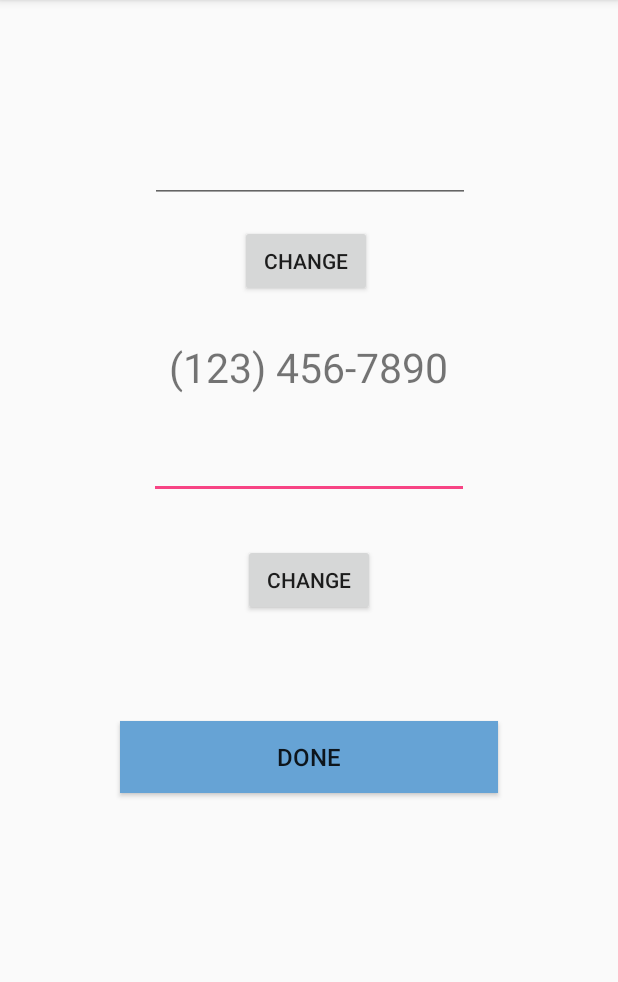
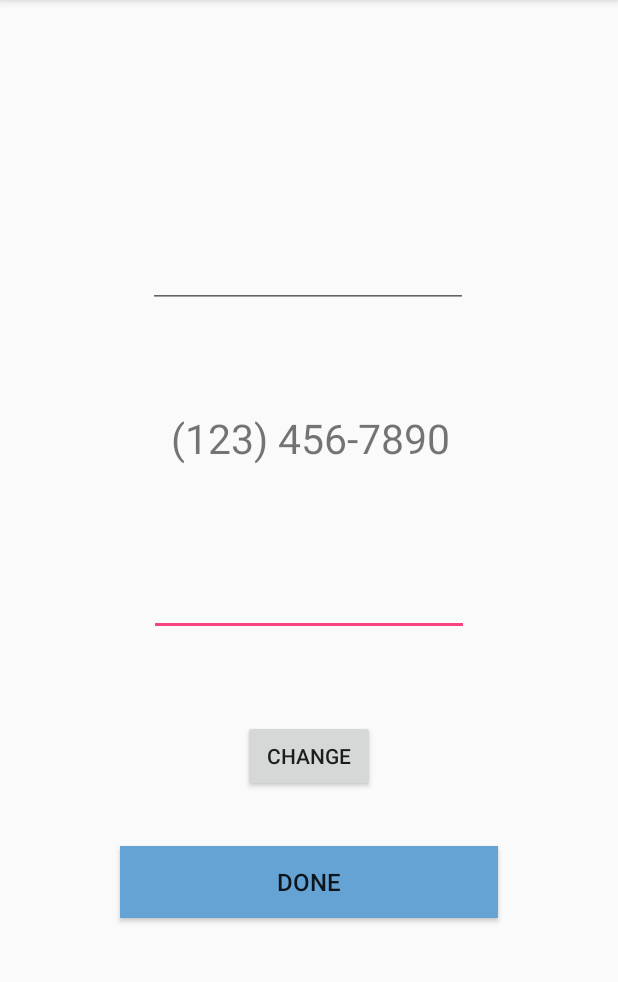
Before and after one commit to 53compromise/schoolSafely, an Android app: the ContactEditActivity screen opened directly, with no data from a screen before it, after a tap on "CHANGE", on a phone screen of 412 x 824 dp, the part 84-1066 px from its top. Run offline under Robolectric (Android 15) with nearby library versions, the phone set to English and light mode, and no system bars; our stand-ins replace Firebase (no records; nobody signed in at launch, a user with empty details on screens opened directly).

Commit message:
fixed contactedit firebase

```diff
--- a/app/src/main/java/com/troy/a53rdscompromise/schoolsafely/ContactEditActivity.java
+++ b/app/src/main/java/com/troy/a53rdscompromise/schoolsafely/ContactEditActivity.java
@@ -17,7 +17,12 @@ import java.util.Map;
 
 public class ContactEditActivity extends AppCompatActivity {
 
-    String newName;
+
+    /**
+     * Override void method onCreate
+     * onCreate initiates when the screen is created, sets out what to do.
+     * @param savedInstanceState
+     */
     @Override
     protected void onCreate(Bundle savedInstanceState) {
         super.onCreate(savedInstanceState);
@@ -29,18 +34,27 @@ public class ContactEditActivity extends AppCompatActivity {
             String text = getIntent().getExtras().getString("editName");
             contactName.setText(text);
         }
-        EditText nameInput = (EditText)findViewById(R.id.nameInput);
-        newName = nameInput.getText().toString();
 
-        Button changeName = (Button)findViewById(R.id.changeName);
+        Button change = (Button)findViewById(R.id.changeButton);
 
-        changeName.setOnClickListener(new View.OnClickListener() {
+        change.setOnClickListener(new View.OnClickListener() {
+
+            /**
+             * onClick is in a Listener that triggers when a button is pressed
+             * onClick overrides its superclass and items provided above to the firebase database.
+             * @param view
+             */
             @Override
             public void onClick(View view) {
                 // Create a new user with a first and last name
+
+                EditText nameInput = (EditText)findViewById(R.id.nameInput);
+                String newName = nameInput.getText().toString();
+                EditText numberInput = (EditText)findViewById(R.id.phoneNumberInput);
+                String newNumber = numberInput.getText().toString();
                 Map<String, Object> user = new HashMap<>();
                 user.put("name", newName);
-                user.put("number", "9495601282");
+                user.put("number", newNumber);
 
                 Log.d("Hello", "wow! ");
                 // Add a new document with a generated ID
--- a/app/src/main/res/layout/activity_contact_edit.xml
+++ b/app/src/main/res/layout/activity_contact_edit.xml
@@ -11,75 +11,54 @@
         android:layout_width="wrap_content"
         android:layout_height="wrap_content"
         android:layout_marginStart="20dp"
-        android:layout_marginLeft="20dp"
         android:layout_marginTop="32dp"
         android:layout_marginEnd="20dp"
-        android:layout_marginRight="20dp"
         android:textSize="30sp"
         app:layout_constraintBottom_toTopOf="@+id/nameInput"
         app:layout_constraintEnd_toEndOf="parent"
+        app:layout_constraintHorizontal_bias="0.54"
         app:layout_constraintStart_toStartOf="parent"
-        app:layout_constraintTop_toTopOf="parent" />
-
-    <Button
-        android:id="@+id/changeName"
-        android:layout_width="wrap_content"
-        android:layout_height="wrap_content"
-        android:layout_marginStart="160dp"
-        android:layout_marginLeft="160dp"
-        android:layout_marginTop="150dp"
-        android:layout_marginEnd="161dp"
-        android:layout_marginRight="161dp"
-        android:text="change"
-        app:layout_constraintEnd_toEndOf="parent"
-        app:layout_constraintHorizontal_bias="0.0"
-        app:layout_constraintStart_toStartOf="parent"
-        app:layout_constraintTop_toTopOf="parent" />
+        app:layout_constraintTop_toTopOf="parent"
+        app:layout_constraintVertical_bias="0.62" />
 
     <TextView
         android:id="@+id/phoneNumber"
         android:layout_width="wrap_content"
         android:layout_height="wrap_content"
         android:layout_marginStart="161dp"
-        android:layout_marginLeft="161dp"
-        android:layout_marginTop="28dp"
+        android:layout_marginTop="68dp"
         android:layout_marginEnd="161dp"
-        android:layout_marginRight="161dp"
         android:text="(123) 456-7890"
         android:textSize="27sp"
         app:layout_constraintEnd_toEndOf="parent"
-        app:layout_constraintHorizontal_bias="0.504"
+        app:layout_constraintHorizontal_bias="0.493"
         app:layout_constraintStart_toStartOf="parent"
-        app:layout_constraintTop_toBottomOf="@+id/changeName" />
+        app:layout_constraintTop_toBottomOf="@+id/nameInput" />
 
     <EditText
         android:id="@+id/phoneNumberInput"
         android:layout_width="wrap_content"
         android:layout_height="wrap_content"
         android:layout_marginStart="99dp"
-        android:layout_marginLeft="99dp"
-        android:layout_marginTop="24dp"
+        android:layout_marginTop="68dp"
         android:layout_marginEnd="99dp"
-        android:layout_marginRight="99dp"
         android:autofillHints=""
         android:digits="10"
         android:ems="10"
-        android:inputType="phone"
+        android:inputType="number"
         app:layout_constraintEnd_toEndOf="parent"
-        app:layout_constraintHorizontal_bias="0.0"
+        app:layout_constraintHorizontal_bias="0.48"
         app:layout_constraintStart_toStartOf="parent"
         app:layout_constraintTop_toBottomOf="@+id/phoneNumber"
         tools:visibility="invisible" />
 
     <Button
-        android:id="@+id/changePhone"
+        android:id="@+id/changeButton"
         android:layout_width="wrap_content"
         android:layout_height="wrap_content"
         android:layout_marginStart="161dp"
-        android:layout_marginLeft="161dp"
-        android:layout_marginTop="30dp"
+        android:layout_marginTop="56dp"
         android:layout_marginEnd="161dp"
-        android:layout_marginRight="161dp"
         android:text="Change"
         app:layout_constraintEnd_toEndOf="parent"
         app:layout_constraintStart_toStartOf="parent"
@@ -90,14 +69,12 @@
         android:layout_width="wrap_content"
         android:layout_height="wrap_content"
         android:layout_marginStart="100dp"
-        android:layout_marginLeft="100dp"
-        android:layout_marginTop="90dp"
+        android:layout_marginTop="160dp"
         android:layout_marginEnd="100dp"
-        android:layout_marginRight="100dp"
         android:ems="10"
         android:inputType="textPersonName"
         app:layout_constraintEnd_toEndOf="parent"
-        app:layout_constraintHorizontal_bias="0.0"
+        app:layout_constraintHorizontal_bias="1.0"
         app:layout_constraintStart_toStartOf="parent"
         app:layout_constraintTop_toTopOf="parent" />
 
@@ -106,15 +83,14 @@
         android:layout_width="0dp"
         android:layout_height="wrap_content"
         android:layout_marginStart="80dp"
-        android:layout_marginLeft="80dp"
-        android:layout_marginTop="70dp"
+        android:layout_marginTop="36dp"
         android:layout_marginEnd="80dp"
-        android:layout_marginRight="80dp"
         android:background="#66A3D5"
         android:text="Done"
         android:textSize="16sp"
         app:layout_constraintEnd_toEndOf="parent"
+        app:layout_constraintHorizontal_bias="0.0"
         app:layout_constraintStart_toStartOf="parent"
-        app:layout_constraintTop_toBottomOf="@+id/changePhone" />
+        app:layout_constraintTop_toBottomOf="@+id/changeButton" />
 
 </androidx.constraintlayout.widget.ConstraintLayout>
```
